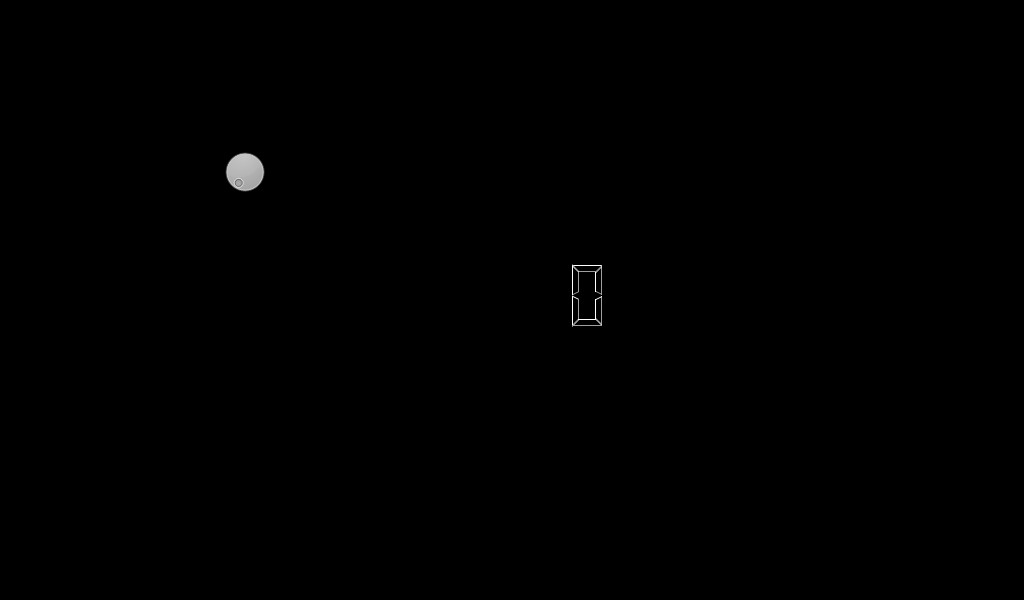
The window that wetbar.ui (dakoner/wetbar) describes before a commit, drawn with Qt 5.
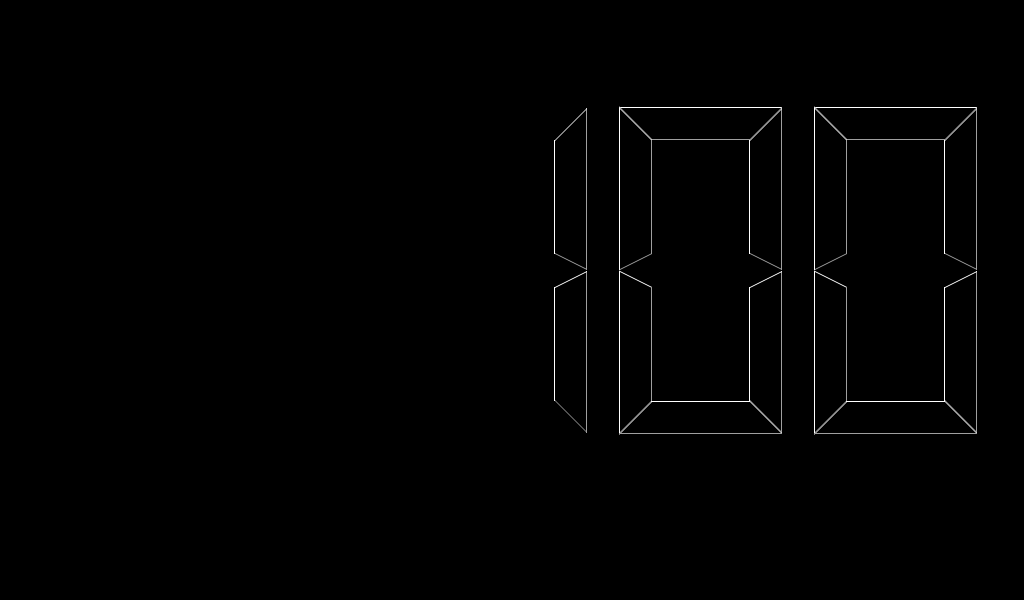
The same window after the commit.

Commit message: add default value

The edit to the form file:
```diff
--- a/wetbar.ui
+++ b/wetbar.ui
@@ -20,10 +20,10 @@
    <widget class="QLCDNumber" name="lcdNumber">
     <property name="geometry">
      <rect>
-      <x>420</x>
-      <y>240</y>
-      <width>191</width>
-      <height>111</height>
+      <x>0</x>
+      <y>-10</y>
+      <width>1011</width>
+      <height>561</height>
      </rect>
     </property>
     <property name="font">
@@ -31,15 +31,8 @@
       <pointsize>24</pointsize>
      </font>
     </property>
-   </widget>
-   <widget class="QDial" name="dial">
-    <property name="geometry">
-     <rect>
-      <x>220</x>
-      <y>140</y>
-      <width>50</width>
-      <height>64</height>
-     </rect>
+    <property name="value" stdset="0">
+     <double>100.000000000000000</double>
     </property>
    </widget>
   </widget>
```
